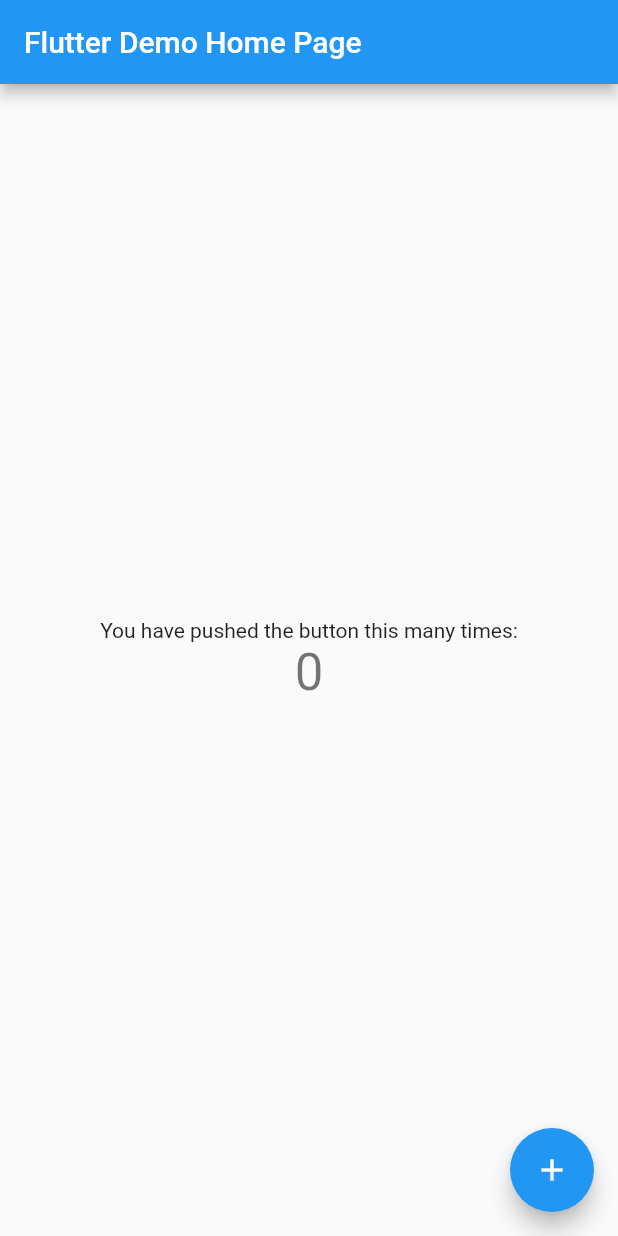
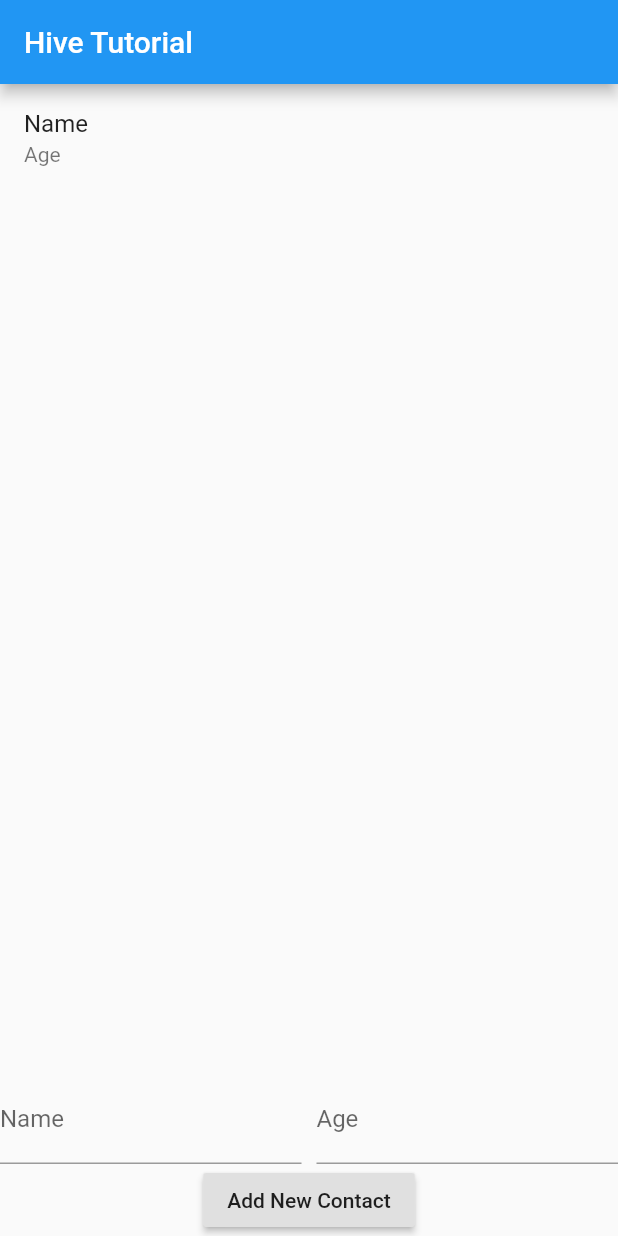
Before and after one commit to alsoxavi/hive_test, a Flutter app: the screen it shows after launch, on a phone screen of 412 x 824 dp. Run offline on Flutter 3.47's test engine with Material 2 defaults, Android fonts, the phone set to English and light mode, and no system bars.

Commit message:
Setup for tutorial

```diff
--- /dev/null
+++ b/lib/contact_page.dart
@@ -0,0 +1,34 @@
+import 'package:flutter/material.dart';
+
+import 'new_contact_form.dart';
+
+class ContactPage extends StatelessWidget {
+  const ContactPage({
+    Key key,
+  }) : super(key: key);
+
+  @override
+  Widget build(BuildContext context) {
+    return Scaffold(
+        appBar: AppBar(
+          title: Text('Hive Tutorial'),
+        ),
+        body: Column(
+          children: <Widget>[
+            Expanded(child: _buildListView()),
+            NewContactForm(),
+          ],
+        ));
+  }
+
+  ListView _buildListView() {
+    return ListView(
+      children: <Widget>[
+        ListTile(
+          title: Text('Name'),
+          subtitle: Text('Age'),
+        )
+      ],
+    );
+  }
+}
--- a/lib/main.dart
+++ b/lib/main.dart
@@ -1,117 +1,15 @@
 import 'package:flutter/material.dart';
 
-void main() {
-  runApp(MyApp());
-}
+import 'contact_page.dart';
+
+void main() => runApp(MyApp());
 
 class MyApp extends StatelessWidget {
-  // This widget is the root of your application.
   @override
   Widget build(BuildContext context) {
     return MaterialApp(
-      title: 'Flutter Demo',
-      theme: ThemeData(
-        // This is the theme of your application.
-        //
-        // Try running your application with "flutter run". You'll see the
-        // application has a blue toolbar. Then, without quitting the app, try
-        // changing the primarySwatch below to Colors.green and then invoke
-        // "hot reload" (press "r" in the console where you ran "flutter run",
-        // or simply save your changes to "hot reload" in a Flutter IDE).
-        // Notice that the counter didn't reset back to zero; the application
-        // is not restarted.
-        primarySwatch: Colors.blue,
-        // This makes the visual density adapt to the platform that you run
-        // the app on. For desktop platforms, the controls will be smaller and
-        // closer together (more dense) than on mobile platforms.
-        visualDensity: VisualDensity.adaptivePlatformDensity,
-      ),
-      home: MyHomePage(title: 'Flutter Demo Home Page'),
+      title: 'Hive Tutorial',
+      home: ContactPage(),
     );
   }
 }
-
-class MyHomePage extends StatefulWidget {
-  MyHomePage({Key key, this.title}) : super(key: key);
-
-  // This widget is the home page of your application. It is stateful, meaning
-  // that it has a State object (defined below) that contains fields that affect
-  // how it looks.
-
-  // This class is the configuration for the state. It holds the values (in this
-  // case the title) provided by the parent (in this case the App widget) and
-  // used by the build method of the State. Fields in a Widget subclass are
-  // always marked "final".
-
-  final String title;
-
-  @override
-  _MyHomePageState createState() => _MyHomePageState();
-}
-
-class _MyHomePageState extends State<MyHomePage> {
-  int _counter = 0;
-
-  void _incrementCounter() {
-    setState(() {
-      // This call to setState tells the Flutter framework that something has
-      // changed in this State, which causes it to rerun the build method below
-      // so that the display can reflect the updated values. If we changed
-      // _counter without calling setState(), then the build method would not be
-      // called again, and so nothing would appear to happen.
-      _counter++;
-    });
-  }
-
-  @override
-  Widget build(BuildContext context) {
-    // This method is rerun every time setState is called, for instance as done
-    // by the _incrementCounter method above.
-    //
-    // The Flutter framework has been optimized to make rerunning build methods
-    // fast, so that you can just rebuild anything that needs updating rather
-    // than having to individually change instances of widgets.
-    return Scaffold(
-      appBar: AppBar(
-        // Here we take the value from the MyHomePage object that was created by
-        // the App.build method, and use it to set our appbar title.
-        title: Text(widget.title),
-      ),
-      body: Center(
-        // Center is a layout widget. It takes a single child and positions it
-        // in the middle of the parent.
-        child: Column(
-          // Column is also a layout widget. It takes a list of children and
-          // arranges them vertically. By default, it sizes itself to fit its
-          // children horizontally, and tries to be as tall as its parent.
-          //
-          // Invoke "debug painting" (press "p" in the console, choose the
-          // "Toggle Debug Paint" action from the Flutter Inspector in Android
-          // Studio, or the "Toggle Debug Paint" command in Visual Studio Code)
-          // to see the wireframe for each widget.
-          //
-          // Column has various properties to control how it sizes itself and
-          // how it positions its children. Here we use mainAxisAlignment to
-          // center the children vertically; the main axis here is the vertical
-          // axis because Columns are vertical (the cross axis would be
-          // horizontal).
-          mainAxisAlignment: MainAxisAlignment.center,
-          children: <Widget>[
-            Text(
-              'You have pushed the button this many times:',
-            ),
-            Text(
-              '$_counter',
-              style: Theme.of(context).textTheme.headline4,
-            ),
-          ],
-        ),
-      ),
-      floatingActionButton: FloatingActionButton(
-        onPressed: _incrementCounter,
-        tooltip: 'Increment',
-        child: Icon(Icons.add),
-      ), // This trailing comma makes auto-formatting nicer for build methods.
-    );
-  }
-}
--- /dev/null
+++ b/lib/models/contact.dart
@@ -0,0 +1,6 @@
+class Contact {
+  final String name;
+  final int age;
+
+  Contact(this.name, this.age);
+}
--- /dev/null
+++ b/lib/new_contact_form.dart
@@ -0,0 +1,56 @@
+import 'package:flutter/material.dart';
+
+import 'models/contact.dart';
+
+class NewContactForm extends StatefulWidget {
+  @override
+  _NewContactFormState createState() => _NewContactFormState();
+}
+
+class _NewContactFormState extends State<NewContactForm> {
+  final _formKey = GlobalKey<FormState>();
+
+  String _name;
+  String _age;
+
+  void addContact(Contact contact) {
+    print('Name: ${contact.name}, Age: ${contact.age}');
+  }
+
+  @override
+  Widget build(BuildContext context) {
+    return Form(
+      key: _formKey,
+      child: Column(
+        children: <Widget>[
+          Row(
+            children: <Widget>[
+              Expanded(
+                child: TextFormField(
+                  decoration: InputDecoration(labelText: 'Name'),
+                  onSaved: (value) => _name = value,
+                ),
+              ),
+              SizedBox(width: 10),
+              Expanded(
+                child: TextFormField(
+                  decoration: InputDecoration(labelText: 'Age'),
+                  keyboardType: TextInputType.number,
+                  onSaved: (value) => _age = value,
+                ),
+              ),
+            ],
+          ),
+          RaisedButton(
+            child: Text('Add New Contact'),
+            onPressed: () {
+              _formKey.currentState.save();
+              final newContact = Contact(_name, int.parse(_age));
+              addContact(newContact);
+            },
+          ),
+        ],
+      ),
+    );
+  }
+}
```
